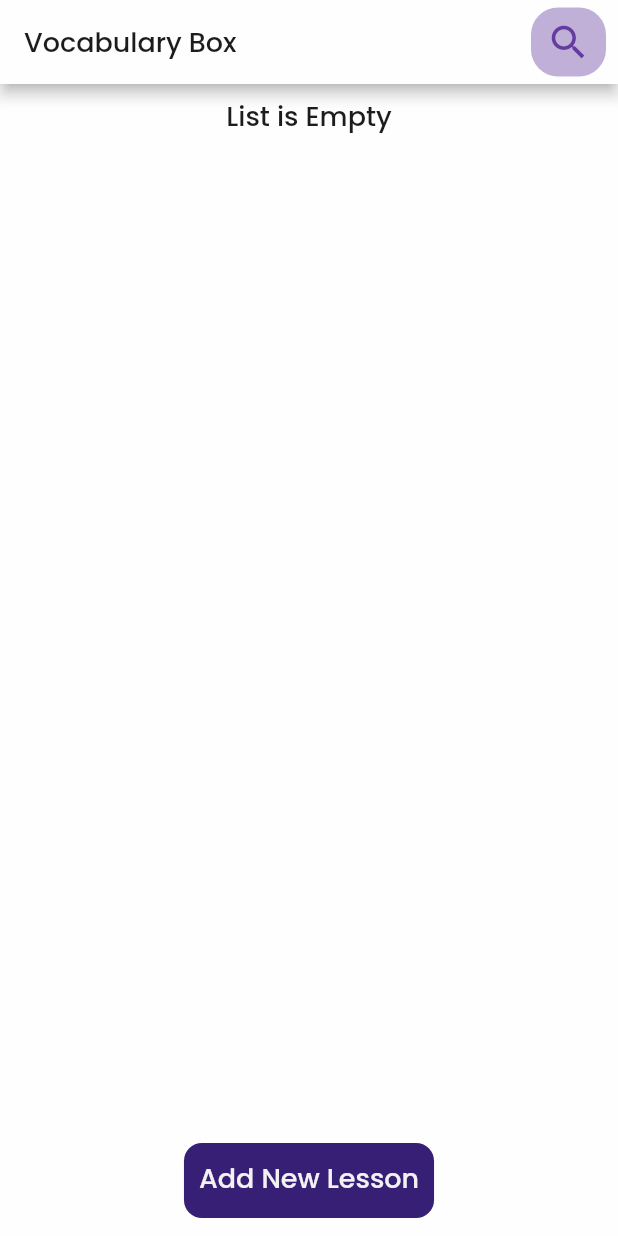
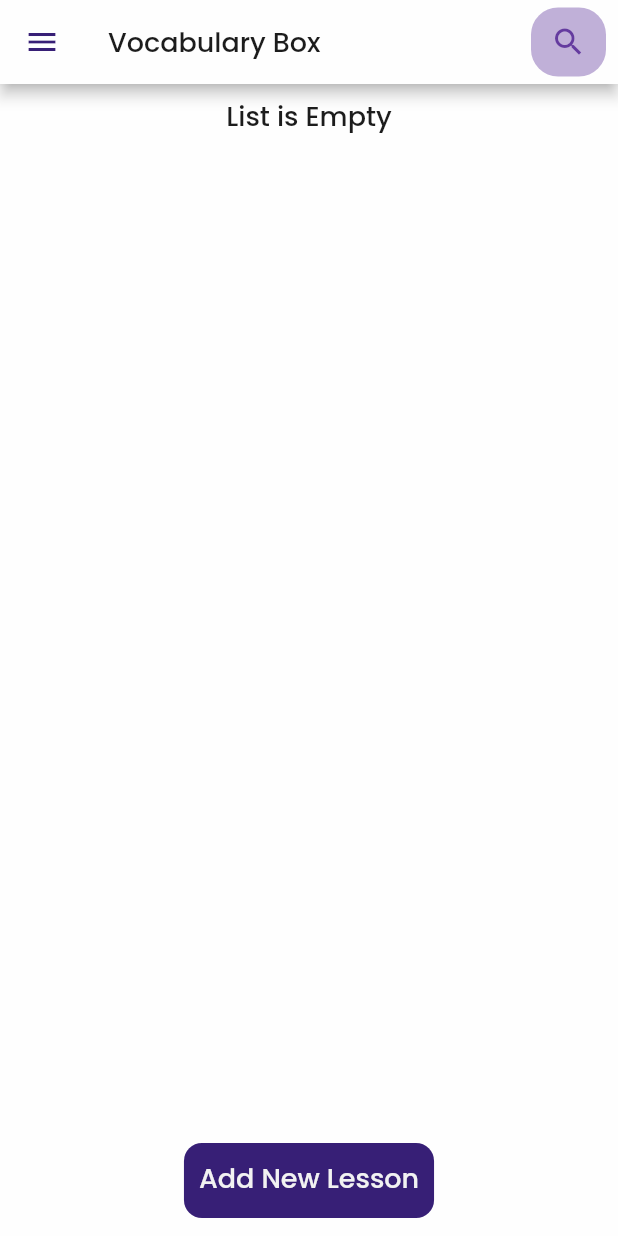
Before and after one commit to amirmojarad/vocabulary_box, a Flutter app: the screen it shows after launch, on a phone screen of 412 x 824 dp. Run offline on Flutter 3.47's test engine with Material 2 defaults, Android fonts, the phone set to English and light mode, and no system bars; our stand-ins replace flutter_slidable.

Commit message:
add icon, but still has problem

```diff
--- a/lib/ui/lessons/lessons_ui.dart
+++ b/lib/ui/lessons/lessons_ui.dart
@@ -10,6 +10,8 @@ class LessonsUI extends StatefulWidget {
 }
 
 class _LessonsUIState extends State<LessonsUI> {
+  bool clearAll = false;
+
   @override
   Widget build(BuildContext context) {
     device = Device(context);
@@ -18,6 +20,56 @@ class _LessonsUIState extends State<LessonsUI> {
       floatingActionButton: buildFloatingButton(context, () {
         setState(() {});
       }),
+      drawer: Container(
+        width: device.width / 1.5,
+        height: device.height,
+        color: Theme.of(context).backgroundColor,
+        child: SafeArea(
+          child: Column(
+            crossAxisAlignment: CrossAxisAlignment.center,
+            children: [
+              Padding(
+                padding: const EdgeInsets.all(36.0),
+                child: ClipRRect(
+                  child: Image.asset('assets/icon/8.1.png'),
+                  borderRadius: BorderRadius.circular(28),
+                ),
+              ),
+              Padding(
+                padding:
+                    const EdgeInsets.symmetric(vertical: 0, horizontal: 16),
+                child: SizedBox(width: device.width, child: Divider()),
+              ),
+              Padding(
+                padding: const EdgeInsets.only(left: 8.0),
+                child: Row(
+                  children: [
+                    Text(
+                      "Clear All Lessons",
+                      style: Theme.of(context).textTheme.bodyText1,
+                    ),
+                    Spacer(),
+                    Padding(
+                      padding: const EdgeInsets.only(right: 8.0),
+                      child: Switch(
+                        value: clearAll,
+                        onChanged: (bool value) {
+                          setState(() {
+                            clearAll = value;
+                          });
+                        },
+                      ),
+                    ),
+                  ],
+                ),
+              ),
+              Spacer(),
+              Text("Created by amirmojarad",
+                  style: Theme.of(context).textTheme.headline6)
+            ],
+          ),
+        ),
+      ),
       appBar: AppBar(
         actions: [
           Padding(
--- a/lib/ui/vocabulary_box.dart
+++ b/lib/ui/vocabulary_box.dart
@@ -14,14 +14,14 @@ class _VocabularyBoxState extends State<VocabularyBox> {
   Widget build(BuildContext context) {
     return MaterialApp(
       debugShowCheckedModeBanner: false,
-      darkTheme: ThemeData(),
+      darkTheme: ThemeData.dark(),
       theme: ThemeData(
         cardColor: colors.wordCard,
         backgroundColor: colors.background,
         accentColor: colors.accent,
         dividerColor: colors.divider,
         buttonColor: colors.button,
-        primaryIconTheme: IconThemeData(color: Color(0xffDBFDE8), size: 30),
+        primaryIconTheme: IconThemeData(color: colors.button),
         textTheme: TextTheme(
           headline6: fonts.headline6,
           subtitle1: fonts.subtitle1,
```
Also changed, not shown: pubspec.yaml (+6 -5 lines), assets/icon/8.1.png (added), assets/icon/8.png (added), assets/icon/app_icon.png (deleted), pubspec.lock, 7 other files.
